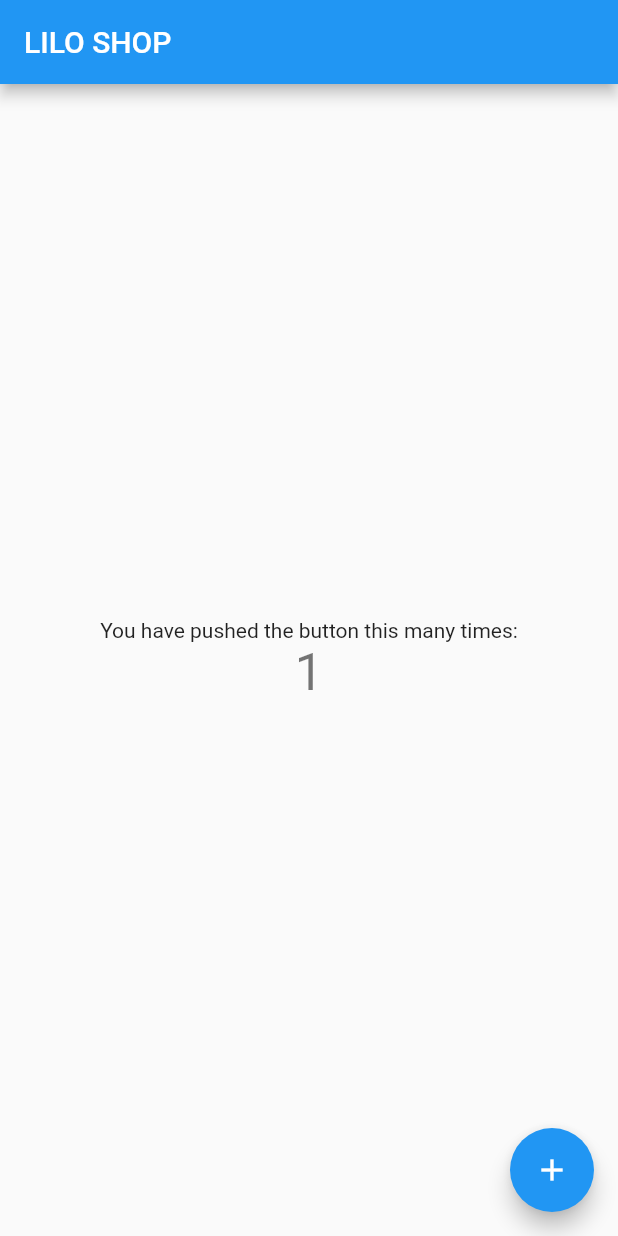
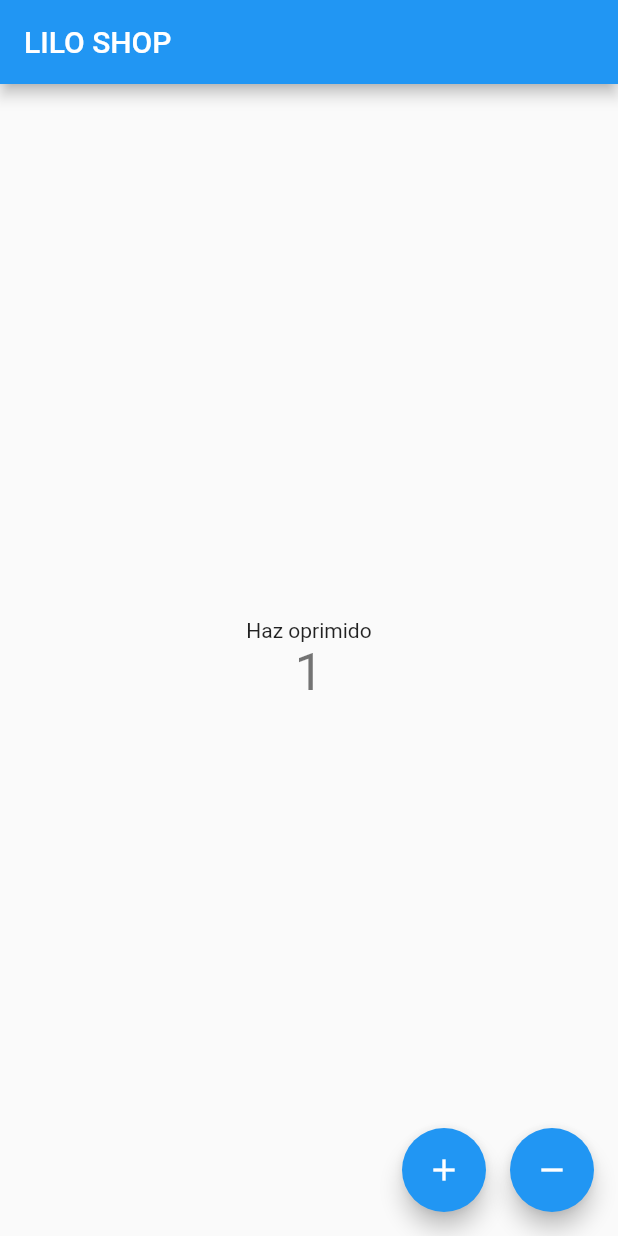
Before and after one commit to Alex-mdx/LILO-SHOP, a Flutter app: the screen it shows after launch, after a tap on the "add" icon, on a phone screen of 412 x 824 dp. Run offline on Flutter 3.47's test engine with Material 2 defaults, Android fonts, the phone set to English and light mode, and no system bars.

Commit message:
2 botones
agregue 2 botones

```diff
--- a/version1/lib/main.dart
+++ b/version1/lib/main.dart
@@ -13,15 +13,6 @@ class MyApp extends StatelessWidget {
     return MaterialApp(
       title: 'Flutter Demo',
       theme: ThemeData(
-        // This is the theme of your application.
-        //
-        // Try running your application with "flutter run". You'll see the
-        // application has a blue toolbar. Then, without quitting the app, try
-        // changing the primarySwatch below to Colors.green and then invoke
-        // "hot reload" (press "r" in the console where you ran "flutter run",
-        // or simply save your changes to "hot reload" in a Flutter IDE).
-        // Notice that the counter didn't reset back to zero; the application
-        // is not restarted.
         primarySwatch: Colors.blue,
       ),
       home: const MyHomePage(title: 'LILO SHOP'),
@@ -31,18 +22,7 @@ class MyApp extends StatelessWidget {
 
 class MyHomePage extends StatefulWidget {
   const MyHomePage({super.key, required this.title});
-
-  // This widget is the home page of your application. It is stateful, meaning
-  // that it has a State object (defined below) that contains fields that affect
-  // how it looks.
-
-  // This class is the configuration for the state. It holds the values (in this
-  // case the title) provided by the parent (in this case the App widget) and
-  // used by the build method of the State. Fields in a Widget subclass are
-  // always marked "final".
-
   final String title;
-
   @override
   State<MyHomePage> createState() => _MyHomePageState();
 }
@@ -52,23 +32,18 @@ class _MyHomePageState extends State<MyHomePage> {
 
   void _incrementCounter() {
     setState(() {
-      // This call to setState tells the Flutter framework that something has
-      // changed in this State, which causes it to rerun the build method below
-      // so that the display can reflect the updated values. If we changed
-      // _counter without calling setState(), then the build method would not be
-      // called again, and so nothing would appear to happen.
       _counter++;
+    });
+  }
+
+  void _decreasedCounter() {
+    setState(() {
+      _counter--;
     });
   }
 
   @override
   Widget build(BuildContext context) {
-    // This method is rerun every time setState is called, for instance as done
-    // by the _incrementCounter method above.
-    //
-    // The Flutter framework has been optimized to make rerunning build methods
-    // fast, so that you can just rebuild anything that needs updating rather
-    // than having to individually change instances of widgets.
     return Scaffold(
       appBar: AppBar(
         // Here we take the value from the MyHomePage object that was created by
@@ -76,27 +51,11 @@ class _MyHomePageState extends State<MyHomePage> {
         title: Text(widget.title),
       ),
       body: Center(
-        // Center is a layout widget. It takes a single child and positions it
-        // in the middle of the parent.
         child: Column(
-          // Column is also a layout widget. It takes a list of children and
-          // arranges them vertically. By default, it sizes itself to fit its
-          // children horizontally, and tries to be as tall as its parent.
-          //
-          // Invoke "debug painting" (press "p" in the console, choose the
-          // "Toggle Debug Paint" action from the Flutter Inspector in Android
-          // Studio, or the "Toggle Debug Paint" command in Visual Studio Code)
-          // to see the wireframe for each widget.
-          //
-          // Column has various properties to control how it sizes itself and
-          // how it positions its children. Here we use mainAxisAlignment to
-          // center the children vertically; the main axis here is the vertical
-          // axis because Columns are vertical (the cross axis would be
-          // horizontal).
           mainAxisAlignment: MainAxisAlignment.center,
           children: <Widget>[
             const Text(
-              'You have pushed the button this many times:',
+              'Haz oprimido',
             ),
             Text(
               '$_counter',
@@ -105,11 +64,26 @@ class _MyHomePageState extends State<MyHomePage> {
           ],
         ),
       ),
-      floatingActionButton: FloatingActionButton(
-        onPressed: _incrementCounter,
-        tooltip: 'Increment',
-        child: const Icon(Icons.add),
-      ), // This trailing comma makes auto-formatting nicer for build methods.
+      floatingActionButton: Row(
+        mainAxisAlignment: MainAxisAlignment.end,
+        children: [
+          FloatingActionButton(
+            onPressed: () {
+              _incrementCounter();
+            },
+            tooltip: 'Botón flotante 1',
+            child: Icon(Icons.add),
+          ),
+          SizedBox(width: 16),
+          FloatingActionButton(
+            onPressed: () {
+              _decreasedCounter();
+            },
+            tooltip: 'Botón flotante 2',
+            child: Icon(Icons.remove),
+          ),
+        ],
+      ),
     );
   }
 }
--- a/version1/pubspec.yaml
+++ b/version1/pubspec.yaml
@@ -35,6 +35,7 @@ dependencies:
   # The following adds the Cupertino Icons font to your application.
   # Use with the CupertinoIcons class for iOS style icons.
   cupertino_icons: ^1.0.2
+  english_words: ^4.0.0
 
 dev_dependencies:
   flutter_test:
```
Also changed, not shown: version1/pubspec.lock.
